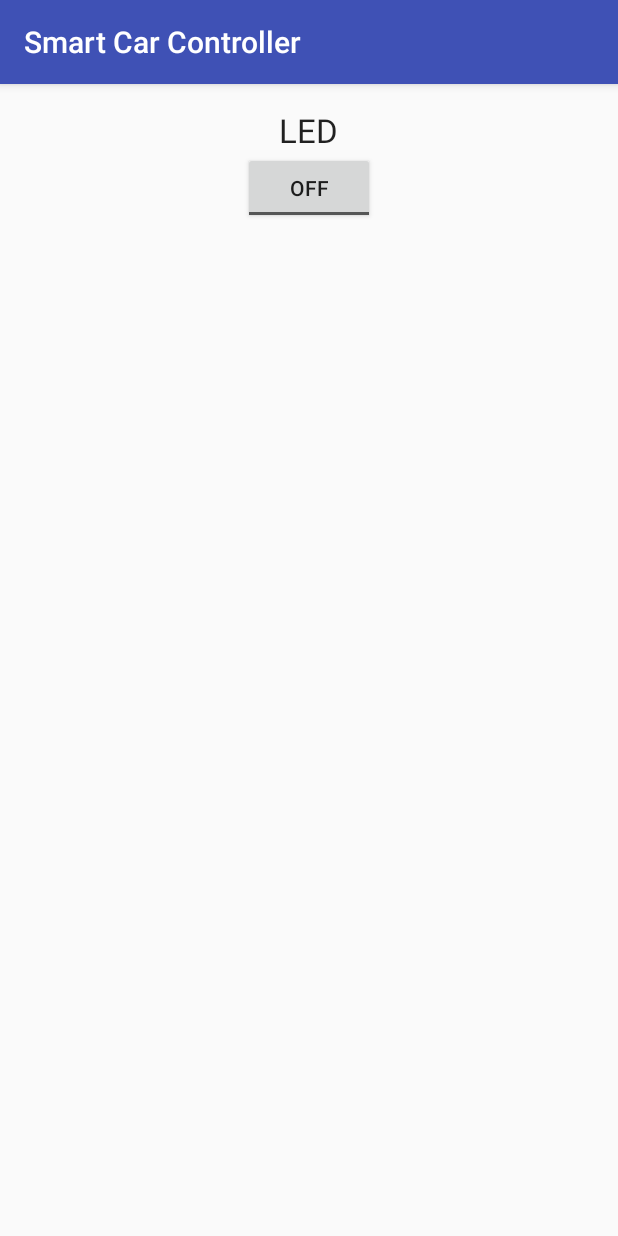
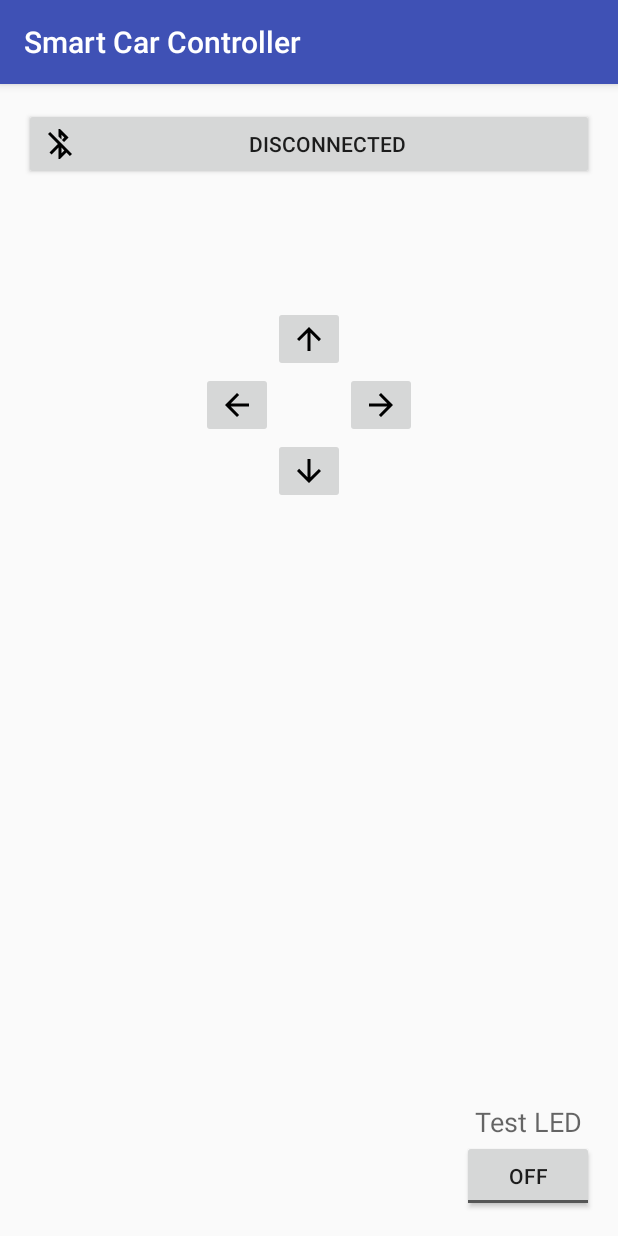
Before and after one commit to dandpb/arduino-smart-car, an Android app: the screen it shows after launch (MainActivity), on a phone screen of 412 x 824 dp. Run offline under Robolectric (Android 15) with nearby library versions, the phone set to English and light mode, and no system bars; our stand-ins replace ButterKnife.

Commit message:
:car: control the robot car via bluetooth with the app

```diff
--- a/android/SmartCarController/app/build.gradle
+++ b/android/SmartCarController/app/build.gradle
@@ -26,4 +26,7 @@ dependencies {
     })
     compile 'com.android.support:appcompat-v7:24.2.1'
     testCompile 'junit:junit:4.12'
+
+    compile 'com.jakewharton:butterknife:8.4.0'
+    annotationProcessor 'com.jakewharton:butterknife-compiler:8.4.0'
 }
--- a/android/SmartCarController/app/src/main/AndroidManifest.xml
+++ b/android/SmartCarController/app/src/main/AndroidManifest.xml
@@ -1,6 +1,7 @@
 <?xml version="1.0" encoding="utf-8"?>
 <manifest xmlns:android="http://schemas.android.com/apk/res/android"
     package="beltran.work.smartcarcontroller">
+
     <uses-permission android:name="android.permission.BLUETOOTH" />
 
     <application
@@ -9,7 +10,10 @@
         android:label="@string/app_name"
         android:supportsRtl="true"
         android:theme="@style/AppTheme">
-        <activity android:name=".MainActivity">
+        <activity
+            android:name=".MainActivity"
+            android:configChanges="orientation|keyboardHidden"
+            android:screenOrientation="portrait">
             <intent-filter>
                 <action android:name="android.intent.action.MAIN" />
 
--- a/android/SmartCarController/app/src/main/java/beltran/work/smartcarcontroller/MainActivity.java
+++ b/android/SmartCarController/app/src/main/java/beltran/work/smartcarcontroller/MainActivity.java
@@ -4,11 +4,13 @@ import android.bluetooth.BluetoothAdapter;
 import android.bluetooth.BluetoothDevice;
 import android.bluetooth.BluetoothSocket;
 import android.content.Intent;
+import android.graphics.drawable.Drawable;
 import android.os.Bundle;
 import android.support.annotation.NonNull;
 import android.support.annotation.Nullable;
 import android.support.v7.app.AppCompatActivity;
 import android.util.Log;
+import android.widget.Button;
 import android.widget.CompoundButton;
 import android.widget.Toast;
 import android.widget.ToggleButton;
@@ -17,6 +19,11 @@ import java.io.IOException;
 import java.io.OutputStream;
 import java.util.Set;
 import java.util.UUID;
+
+import butterknife.BindDrawable;
+import butterknife.BindView;
+import butterknife.ButterKnife;
+import butterknife.OnClick;
 
 public class MainActivity extends AppCompatActivity {
     private static final int REQUEST_ENABLE_BT = 1;
@@ -31,12 +38,23 @@ public class MainActivity extends AppCompatActivity {
     @Nullable
     private OutputStream outStream;
 
+    @BindView(R.id.toggleButton)
     ToggleButton toggleButton;
+    @BindView(R.id.button_connect)
+    Button buttonConnect;
+    @BindDrawable(R.drawable.ic_bluetooth_searching_black_24dp)
+    Drawable icConnecting;
+    @BindDrawable(R.drawable.ic_bluetooth_disabled_black_24dp)
+    Drawable icDisconnected;
+    @BindDrawable(R.drawable.ic_bluetooth_black_24dp)
+    Drawable icBluetooth;
 
     @Override
     protected void onCreate(Bundle savedInstanceState) {
         super.onCreate(savedInstanceState);
         setContentView(R.layout.activity_main);
+        ButterKnife.bind(this);
+        disconnected();
         bluetoothAdapter = BluetoothAdapter.getDefaultAdapter();
         if (bluetoothAdapter == null) {
             // Device does not support Bluetooth
@@ -63,20 +81,40 @@ public class MainActivity extends AppCompatActivity {
             Log.e(TAG, "Device Not Found :-(");
             return;
         }
-        new ConnectThread(device).start();
-        toggleButton = (ToggleButton) findViewById(R.id.toggleButton);
         toggleButton.setOnCheckedChangeListener(new CompoundButton.OnCheckedChangeListener() {
             @Override
             public void onCheckedChanged(CompoundButton buttonView, boolean isChecked) {
                 sendData(isChecked ? 'A' : 'B');
             }
         });
+        connect();
+    }
+
+    @OnClick(R.id.buttonUp)
+    public void onClickUp() {
+        sendData('U');
+    }
+
+    @OnClick(R.id.buttonDown)
+    public void onClickDown() {
+        sendData('D');
+    }
+
+    @OnClick(R.id.buttonLeft)
+    public void onClickLeft() {
+        sendData('L');
+    }
+
+    @OnClick(R.id.buttonRight)
+    public void onClickRight() {
+        sendData('R');
     }
 
     private void sendData(char data) {
         if (outStream == null) {
             Toast.makeText(MainActivity.this, "No Out Stream :-(", Toast.LENGTH_SHORT).show();
             Log.e(TAG, "No Out Stream");
+            return;
         }
         byte[] msgBuffer = new byte[1];
         msgBuffer[0] = (byte) data;
@@ -98,6 +136,7 @@ public class MainActivity extends AppCompatActivity {
                 tmp = device.createRfcommSocketToServiceRecord(MY_UUID);
             } catch (IOException e) {
                 Log.e(TAG, e.getMessage(), e);
+                disconnected();
             }
             socket = tmp;
         }
@@ -105,6 +144,7 @@ public class MainActivity extends AppCompatActivity {
         public void run() {
             if (socket == null) {
                 Log.e(TAG, "Socket null, nothing to do");
+                disconnected();
                 return;
             }
             try {
@@ -112,6 +152,7 @@ public class MainActivity extends AppCompatActivity {
                 // until it succeeds or throws an exception
                 socket.connect();
             } catch (IOException connectException) {
+                disconnected();
                 // Unable to connect; close the socket and get out
                 try {
                     socket.close();
@@ -123,19 +164,42 @@ public class MainActivity extends AppCompatActivity {
             try {
                 outStream = socket.getOutputStream();
             } catch (IOException e) {
+                disconnected();
                 Log.e(TAG, e.getMessage(), e);
             }
             Log.d(TAG, "Out Stream ready!");
+            connected();
         }
+    }
 
-        public void cancel() {
-            try {
-                if (socket != null) {
-                    socket.close();
-                }
-            } catch (IOException e) {
-                Log.e(TAG, e.getMessage(), e);
+    private void disconnected() {
+        runOnUiThread(new Runnable() {
+            public void run() {
+                buttonConnect.setCompoundDrawablesWithIntrinsicBounds(icDisconnected, null, null, null);
+                buttonConnect.setText(R.string.disconnected);
             }
+        });
+    }
+
+    private void connected() {
+        runOnUiThread(new Runnable() {
+            public void run() {
+                buttonConnect.setCompoundDrawablesWithIntrinsicBounds(icBluetooth, null, null, null);
+                buttonConnect.setText(R.string.connected);
+            }
+        });
+    }
+
+    @OnClick(R.id.button_connect)
+    public void onClickButtonConnect() {
+        connect();
+    }
+
+    private void connect() {
+        if (device != null) {
+            buttonConnect.setCompoundDrawablesWithIntrinsicBounds(icConnecting, null, null, null);
+            buttonConnect.setText(R.string.connecting);
+            new ConnectThread(device).start();
         }
     }
 }
--- /dev/null
+++ b/android/SmartCarController/app/src/main/res/drawable/ic_arrow_back_black_24dp.xml
@@ -0,0 +1,9 @@
+<vector xmlns:android="http://schemas.android.com/apk/res/android"
+        android:width="24dp"
+        android:height="24dp"
+        android:viewportWidth="24.0"
+        android:viewportHeight="24.0">
+    <path
+        android:fillColor="#FF000000"
+        android:pathData="M20,11H7.83l5.59,-5.59L12,4l-8,8 8,8 1.41,-1.41L7.83,13H20v-2z"/>
+</vector>
--- /dev/null
+++ b/android/SmartCarController/app/src/main/res/drawable/ic_arrow_downward_black_24dp.xml
@@ -0,0 +1,9 @@
+<vector xmlns:android="http://schemas.android.com/apk/res/android"
+        android:width="24dp"
+        android:height="24dp"
+        android:viewportWidth="24.0"
+        android:viewportHeight="24.0">
+    <path
+        android:pathData="M20,12l-1.41,-1.41L13,16.17V4h-2v12.17l-5.58,-5.59L4,12l8,8 8,-8z"
+        android:fillColor="#010101"/>
+</vector>
--- /dev/null
+++ b/android/SmartCarController/app/src/main/res/drawable/ic_arrow_forward_black_24dp.xml
@@ -0,0 +1,9 @@
+<vector xmlns:android="http://schemas.android.com/apk/res/android"
+        android:width="24dp"
+        android:height="24dp"
+        android:viewportWidth="24.0"
+        android:viewportHeight="24.0">
+    <path
+        android:fillColor="#FF000000"
+        android:pathData="M12,4l-1.41,1.41L16.17,11H4v2h12.17l-5.58,5.59L12,20l8,-8z"/>
+</vector>
--- /dev/null
+++ b/android/SmartCarController/app/src/main/res/drawable/ic_arrow_upward_black_24dp.xml
@@ -0,0 +1,9 @@
+<vector xmlns:android="http://schemas.android.com/apk/res/android"
+        android:width="24dp"
+        android:height="24dp"
+        android:viewportWidth="24.0"
+        android:viewportHeight="24.0">
+    <path
+        android:fillColor="#FF000000"
+        android:pathData="M4,12l1.41,1.41L11,7.83V20h2V7.83l5.58,5.59L20,12l-8,-8 -8,8z"/>
+</vector>
--- /dev/null
+++ b/android/SmartCarController/app/src/main/res/drawable/ic_bluetooth_black_24dp.xml
@@ -0,0 +1,9 @@
+<vector xmlns:android="http://schemas.android.com/apk/res/android"
+        android:width="24dp"
+        android:height="24dp"
+        android:viewportWidth="24.0"
+        android:viewportHeight="24.0">
+    <path
+        android:fillColor="#FF000000"
+        android:pathData="M17.71,7.71L12,2h-1v7.59L6.41,5 5,6.41 10.59,12 5,17.59 6.41,19 11,14.41L11,22h1l5.71,-5.71 -4.3,-4.29 4.3,-4.29zM13,5.83l1.88,1.88L13,9.59L13,5.83zM14.88,16.29L13,18.17v-3.76l1.88,1.88z"/>
+</vector>
--- /dev/null
+++ b/android/SmartCarController/app/src/main/res/drawable/ic_bluetooth_disabled_black_24dp.xml
@@ -0,0 +1,9 @@
+<vector xmlns:android="http://schemas.android.com/apk/res/android"
+        android:width="24dp"
+        android:height="24dp"
+        android:viewportWidth="24.0"
+        android:viewportHeight="24.0">
+    <path
+        android:fillColor="#FF000000"
+        android:pathData="M13,5.83l1.88,1.88 -1.6,1.6 1.41,1.41 3.02,-3.02L12,2h-1v5.03l2,2v-3.2zM5.41,4L4,5.41 10.59,12 5,17.59 6.41,19 11,14.41V22h1l4.29,-4.29 2.3,2.29L20,18.59 5.41,4zM13,18.17v-3.76l1.88,1.88L13,18.17z"/>
+</vector>
--- /dev/null
+++ b/android/SmartCarController/app/src/main/res/drawable/ic_bluetooth_searching_black_24dp.xml
@@ -0,0 +1,9 @@
+<vector xmlns:android="http://schemas.android.com/apk/res/android"
+        android:width="24dp"
+        android:height="24dp"
+        android:viewportWidth="24.0"
+        android:viewportHeight="24.0">
+    <path
+        android:fillColor="#FF000000"
+        android:pathData="M14.24,12.01l2.32,2.32c0.28,-0.72 0.44,-1.51 0.44,-2.33 0,-0.82 -0.16,-1.59 -0.43,-2.31l-2.33,2.32zM19.53,6.71l-1.26,1.26c0.63,1.21 0.98,2.57 0.98,4.02s-0.36,2.82 -0.98,4.02l1.2,1.2c0.97,-1.54 1.54,-3.36 1.54,-5.31 -0.01,-1.89 -0.55,-3.67 -1.48,-5.19zM15.71,7.71L10,2L9,2v7.59L4.41,5 3,6.41 8.59,12 3,17.59 4.41,19 9,14.41L9,22h1l5.71,-5.71 -4.3,-4.29 4.3,-4.29zM11,5.83l1.88,1.88L11,9.59L11,5.83zM12.88,16.29L11,18.17v-3.76l1.88,1.88z"/>
+</vector>
--- a/android/SmartCarController/app/src/main/res/layout/activity_main.xml
+++ b/android/SmartCarController/app/src/main/res/layout/activity_main.xml
@@ -1,5 +1,6 @@
 <?xml version="1.0" encoding="utf-8"?>
 <RelativeLayout xmlns:android="http://schemas.android.com/apk/res/android"
+    xmlns:app="http://schemas.android.com/apk/res-auto"
     xmlns:tools="http://schemas.android.com/tools"
     android:id="@+id/activity_main"
     android:layout_width="match_parent"
@@ -10,20 +11,66 @@
     android:paddingTop="@dimen/activity_vertical_margin"
     tools:context="beltran.work.smartcarcontroller.MainActivity">
 
-    <TextView
-        android:text="LED"
+
+    <Button
+        android:text="@string/disconnected"
+        android:drawableLeft="@drawable/ic_bluetooth_disabled_black_24dp"
         android:layout_width="wrap_content"
         android:layout_height="wrap_content"
-        android:id="@+id/textView"
-        android:textAppearance="@style/TextAppearance.AppCompat.Large"
         android:layout_alignParentTop="true"
-        android:layout_centerHorizontal="true" />
+        android:id="@+id/button_connect"
+        android:layout_alignParentEnd="true"
+        android:layout_alignParentStart="true" />
+
+    <ImageButton
+        android:layout_width="wrap_content"
+        android:layout_height="wrap_content"
+        app:srcCompat="@drawable/ic_arrow_back_black_24dp"
+        android:id="@+id/buttonLeft"
+        android:layout_below="@+id/buttonUp"
+        android:layout_toStartOf="@+id/buttonUp" />
+
+    <ImageButton
+        android:layout_width="wrap_content"
+        android:layout_height="wrap_content"
+        app:srcCompat="@drawable/ic_arrow_forward_black_24dp"
+        android:id="@+id/buttonRight"
+        android:layout_below="@+id/buttonUp"
+        android:layout_toEndOf="@+id/buttonDown" />
+
+    <ImageButton
+        android:layout_width="wrap_content"
+        android:layout_height="wrap_content"
+        app:srcCompat="@drawable/ic_arrow_downward_black_24dp"
+        android:id="@+id/buttonDown"
+        android:layout_below="@+id/buttonRight"
+        android:layout_toEndOf="@+id/buttonLeft" />
 
     <ToggleButton
         android:text="ToggleButton"
         android:layout_width="wrap_content"
         android:layout_height="wrap_content"
         android:id="@+id/toggleButton"
-        android:layout_below="@+id/textView"
+        android:layout_alignParentBottom="true"
+        android:layout_alignParentEnd="true" />
+
+    <TextView
+        android:text="Test LED"
+        android:layout_width="wrap_content"
+        android:layout_height="wrap_content"
+        android:id="@+id/textView"
+        android:textAppearance="@style/TextAppearance.AppCompat.Medium"
+        android:layout_above="@+id/toggleButton"
+        android:layout_alignParentEnd="true"
+        android:layout_alignStart="@+id/toggleButton"
+        android:textAlignment="center" />
+
+    <ImageButton
+        android:layout_width="wrap_content"
+        android:layout_height="wrap_content"
+        app:srcCompat="@drawable/ic_arrow_upward_black_24dp"
+        android:id="@+id/buttonUp"
+        android:layout_marginTop="84dp"
+        android:layout_below="@+id/button_connect"
         android:layout_centerHorizontal="true" />
 </RelativeLayout>
--- a/android/SmartCarController/app/src/main/res/values/strings.xml
+++ b/android/SmartCarController/app/src/main/res/values/strings.xml
@@ -1,3 +1,6 @@
 <resources>
     <string name="app_name">Smart Car Controller</string>
+    <string name="disconnected">Disconnected</string>
+    <string name="connecting">Connecting</string>
+    <string name="connected">connected</string>
 </resources>
```
Also changed, not shown: 1 other file.
